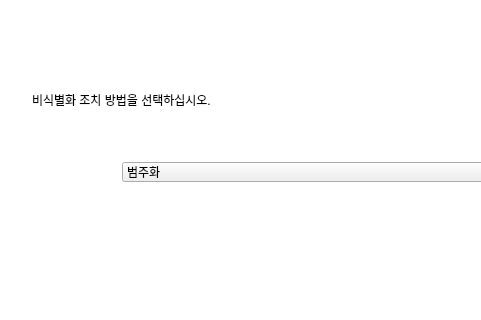
cosine0/anonymize, file src/ui/level.ui: the form before one commit; both pictures show x 0 to 481 and y 0 to 320 of the 600 by 413 pixel window.
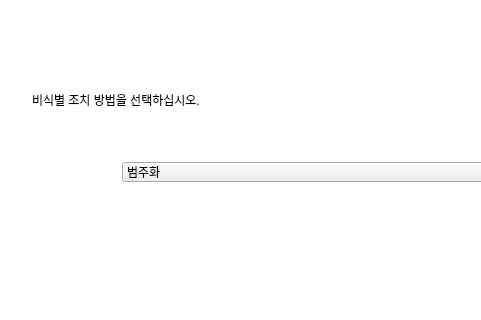
The form after the commit.

Diff of the .ui file:
```diff
--- a/src/ui/level.ui
+++ b/src/ui/level.ui
@@ -27,7 +27,7 @@
      </rect>
     </property>
     <property name="text">
-     <string>비식별화 조치 방법을 선택하십시오.</string>
+     <string>비식별 조치 방법을 선택하십시오.</string>
     </property>
    </widget>
    <widget class="QComboBox" name="comboBox">
```
